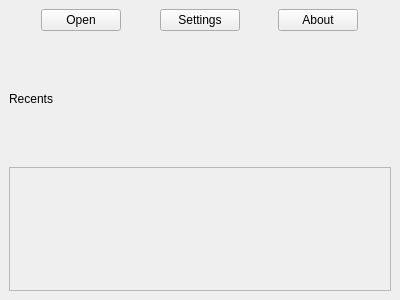
KurusView/KurusView, file lib/ModelRenderer/welcomewindow.ui: the form before one commit.
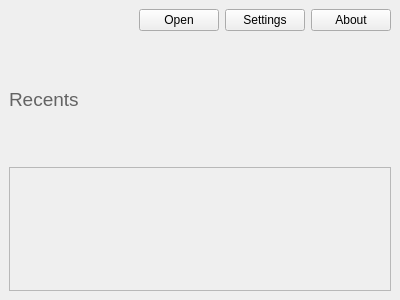
The form after the commit. Icons and pictures are not drawn.

What changed in the file:
```diff
--- a/lib/ModelRenderer/welcomewindow.ui
+++ b/lib/ModelRenderer/welcomewindow.ui
@@ -41,19 +41,6 @@
         </property>
        </widget>
       </item>
-      <item>
-       <spacer name="horizontalSpacer_3">
-        <property name="orientation">
-         <enum>Qt::Horizontal</enum>
-        </property>
-        <property name="sizeHint" stdset="0">
-         <size>
-          <width>40</width>
-          <height>20</height>
-         </size>
-        </property>
-       </spacer>
-      </item>
       <item>
        <widget class="QPushButton" name="settingsPushButton">
         <property name="text">
@@ -61,19 +48,6 @@
         </property>
        </widget>
       </item>
-      <item>
-       <spacer name="horizontalSpacer_4">
-        <property name="orientation">
-         <enum>Qt::Horizontal</enum>
-        </property>
-        <property name="sizeHint" stdset="0">
-         <size>
-          <width>40</width>
-          <height>20</height>
-         </size>
-        </property>
-       </spacer>
-      </item>
       <item>
        <widget class="QPushButton" name="aboutPushButton">
         <property name="text">
@@ -81,23 +55,13 @@
         </property>
        </widget>
       </item>
-      <item>
-       <spacer name="horizontalSpacer_2">
-        <property name="orientation">
-         <enum>Qt::Horizontal</enum>
-        </property>
-        <property name="sizeHint" stdset="0">
-         <size>
-          <width>40</width>
-          <height>20</height>
-         </size>
-        </property>
-       </spacer>
-      </item>
      </layout>
     </item>
     <item>
      <widget class="QLabel" name="label">
+      <property name="styleSheet">
+       <string notr="true">QLabel { color: #636363; font-weight: bold; font: 14pt  ; }</string>
+      </property>
       <property name="text">
        <string>Recents</string>
       </property>
```
